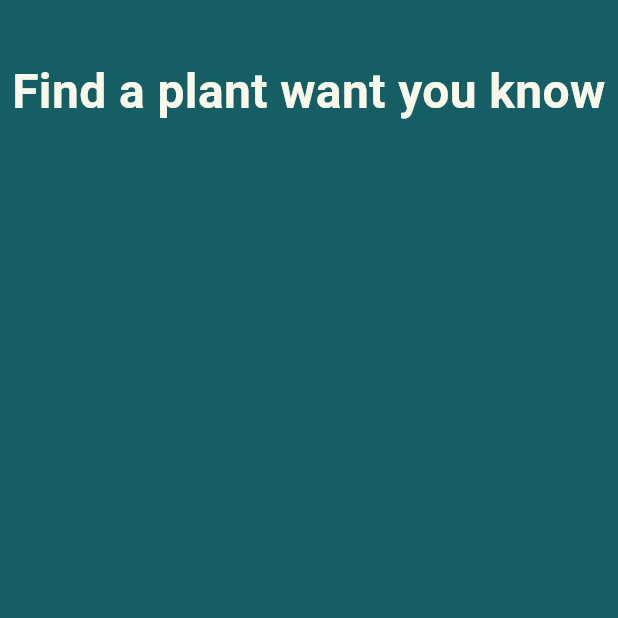
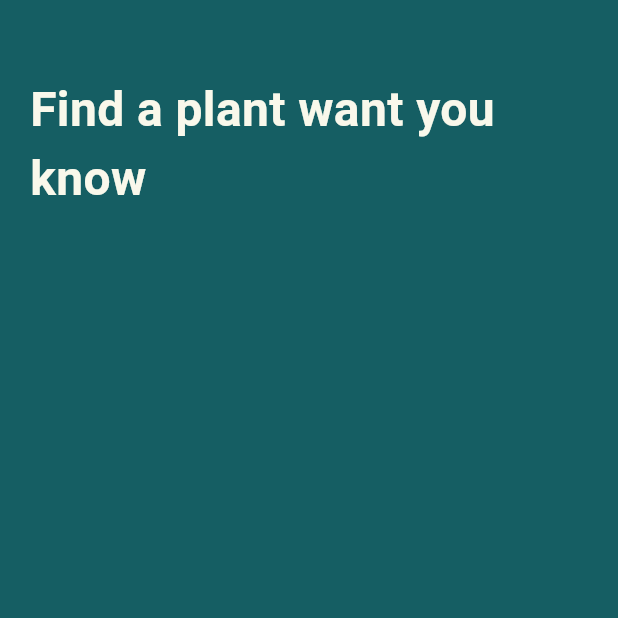
Before and after one commit to Billyode03/flutter_LaOdeNaubillHudaAshara_Mini_Project, a Flutter app: the screen it shows after launch, on a phone screen of 412 x 824 dp, the top half of it. Run offline on Flutter 3.47's test engine with Material 3 defaults, Android fonts, the phone set to English and light mode, and no system bars; our stand-ins replace animated_splash_screen, another_flutter_splash_screen, google_fonts, lottie, smooth_page_indicator.

Commit message:
Make a header of home page

```diff
--- a/My_Mini_Project/green_garden_app/lib/Pages/home/home_page.dart
+++ b/My_Mini_Project/green_garden_app/lib/Pages/home/home_page.dart
@@ -2,6 +2,7 @@ import 'package:flutter/material.dart';
 import 'package:green_garden/Constant/color_constant.dart';
 import 'package:green_garden/Constant/icon_constant.dart';
 import 'package:green_garden/Constant/text_constant.dart';
+import 'package:green_garden/Pages/home/widget/header_home_widget.dart';
 import 'package:green_garden/auth/register/register_page.dart';
 import 'package:green_garden/widgets/reusableButtonSubmit.dart';
 import 'package:green_garden/widgets/reusableTextField.dart';
@@ -30,16 +31,14 @@ class _HomePageState extends State<HomePage> {
       ),
       body: SingleChildScrollView(
         child: Padding(
-          padding: const EdgeInsets.all(8.0),
+          padding: const EdgeInsets.symmetric(horizontal: 20),
           child: Column(
+            mainAxisAlignment: MainAxisAlignment.center,
             children: [
               SizedBox(
-                height: 30,
+                height: 50,
               ),
-              Text(
-                'Find a plant want you know',
-                style: TextStyleUsable.interOpen,
-              ),
+              HeaderHomeWidget()
             ],
           ),
         ),
--- /dev/null
+++ b/My_Mini_Project/green_garden_app/lib/Pages/home/widget/form_search_home_widget.dart
@@ -0,0 +1,10 @@
+import 'package:flutter/material.dart';
+
+class FormSearchHomeWidget extends StatelessWidget {
+  const FormSearchHomeWidget({super.key});
+
+  @override
+  Widget build(BuildContext context) {
+    return Tex;
+  }
+}
--- /dev/null
+++ b/My_Mini_Project/green_garden_app/lib/Pages/home/widget/header_home_widget.dart
@@ -0,0 +1,20 @@
+import 'package:flutter/material.dart';
+import 'package:green_garden/Constant/text_constant.dart';
+
+class HeaderHomeWidget extends StatelessWidget {
+  const HeaderHomeWidget({super.key});
+
+  @override
+  Widget build(BuildContext context) {
+    return Row(
+      children: [
+        Expanded(
+          child: Text(
+            'Find a plant want you know',
+            style: TextStyleUsable.interOpen,
+          ),
+        ),
+      ],
+    );
+  }
+}
```
